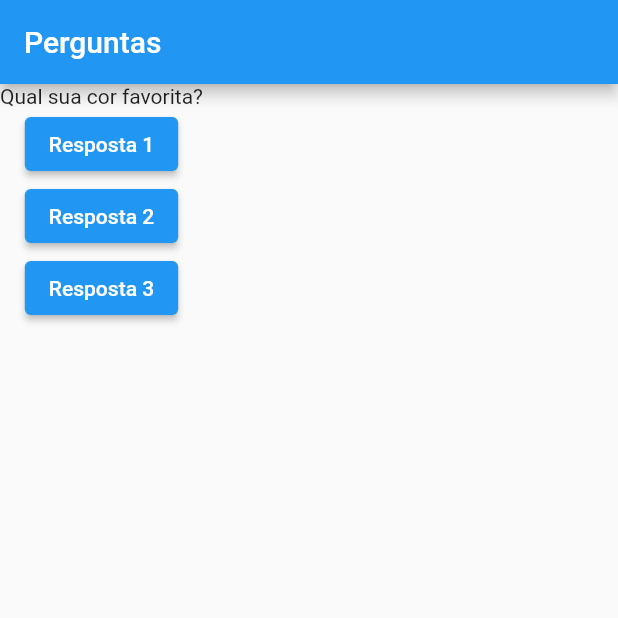
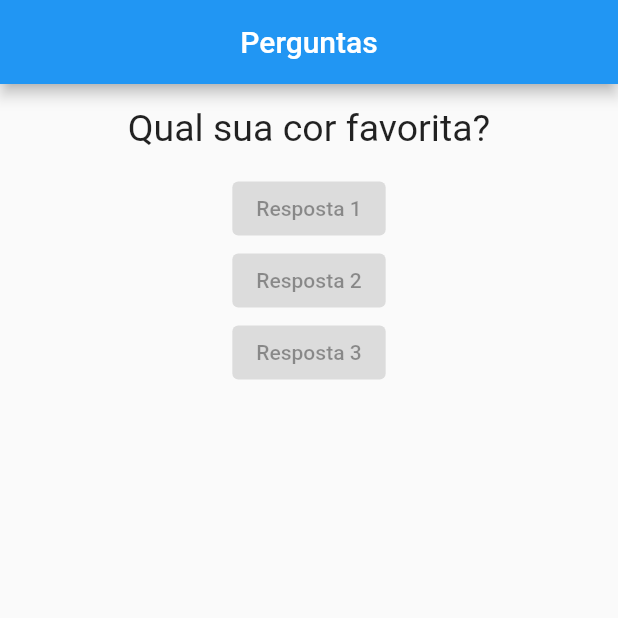
Before and after one commit to gbarth/projetoPerguntas, a Flutter app: the screen it shows after launch, on a phone screen of 412 x 824 dp, the top half of it. Run offline on Flutter 3.47's test engine with Material 2 defaults, Android fonts, the phone set to English and light mode, and no system bars.

Commit message:
Criação do componente resposta

```diff
--- a/lib/main.dart
+++ b/lib/main.dart
@@ -1,5 +1,6 @@
 import 'package:flutter/material.dart';
 import './questao.dart';
+import './resposta.dart';
 
 main(){
   runApp(PerguntaApp());
@@ -25,23 +26,20 @@ class _PerguntaAppState extends State<PerguntaApp>{
     return MaterialApp(
       home: Scaffold(
         appBar: AppBar(
-          title: const Text('Perguntas'),
+          title: Container(
+            width: double.infinity,
+            child: const Text(
+              'Perguntas',
+              textAlign: TextAlign.center,
+              ),
+            ),
           ),
           body: Column(
             children: [
               Questao(perguntas[_perguntaSelecionada]),
-              ElevatedButton(
-                child: const Text('Resposta 1'),
-                onPressed: _responder,
-              ),
-              ElevatedButton(
-                child: const Text('Resposta 2'),
-                onPressed: _responder,
-              ),
-              ElevatedButton(
-                child: const Text('Resposta 3'),
-                onPressed: _responder,
-              ),
+              Resposta('Resposta 1'),
+              Resposta('Resposta 2'),
+              Resposta('Resposta 3'),
             ],
           ),
         ),
--- a/lib/questao.dart
+++ b/lib/questao.dart
@@ -8,6 +8,14 @@ class Questao extends StatelessWidget {
 
   @override
   Widget build(BuildContext context) {
-    return Text(texto);
+    return Container(
+      width: double.infinity,
+      margin: EdgeInsets.all(15),
+      child: Text(
+        texto,
+        style: TextStyle(fontSize: 25                 ),
+        textAlign: TextAlign.center,
+      ),
+    );
   }
 }
--- /dev/null
+++ b/lib/resposta.dart
@@ -0,0 +1,18 @@
+import 'package:flutter/cupertino.dart';
+
+import 'package:flutter/material.dart';
+
+class Resposta extends StatelessWidget {
+
+  final String texto;
+
+  Resposta(this.texto);
+
+  @override
+  Widget build(BuildContext context) {
+    return ElevatedButton(
+      child: Text(texto),
+      onPressed: null,
+    );
+  }
+}
```
